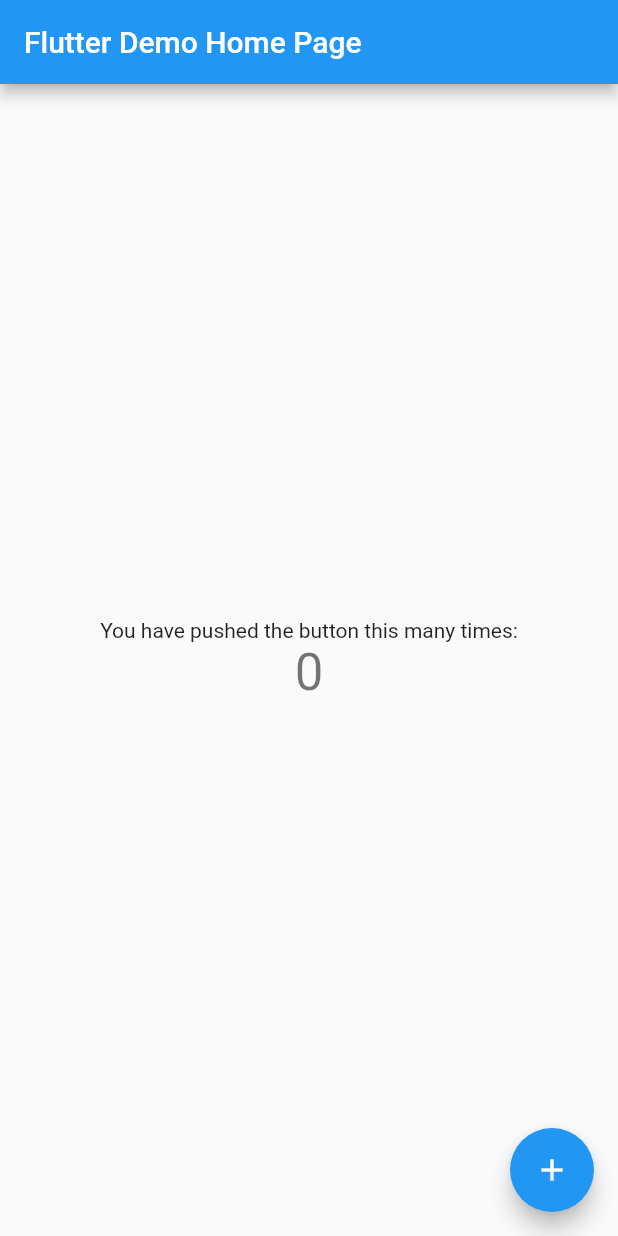
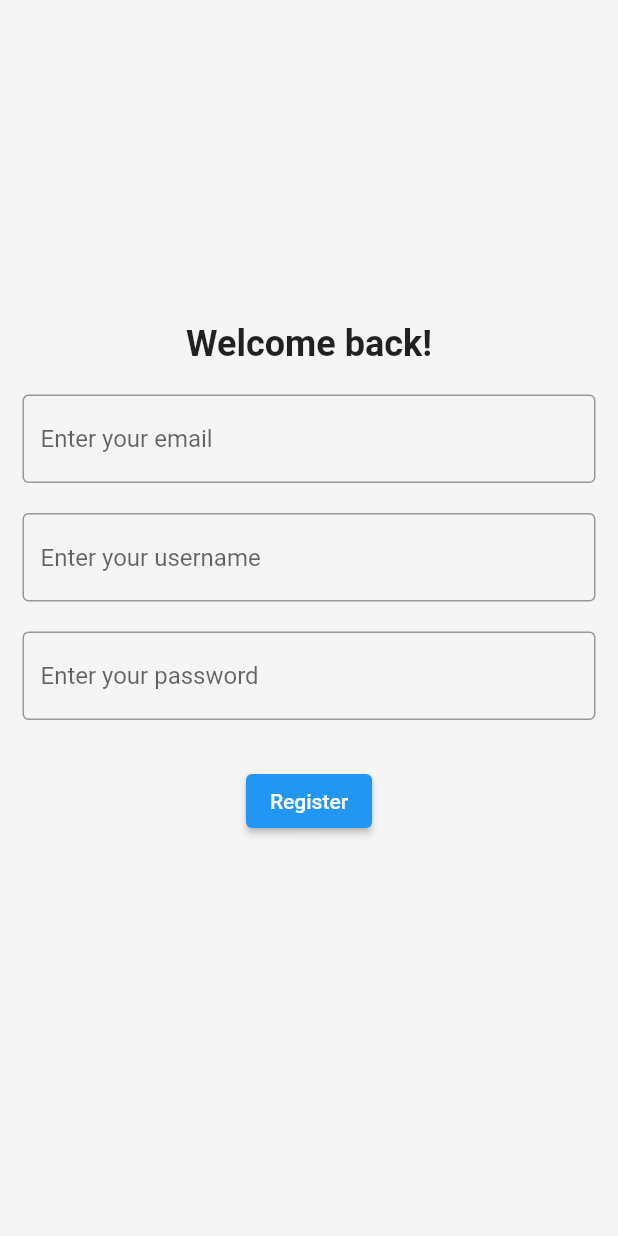
Before and after one commit to eliotfgn/blog_app, a Flutter app: the screen it shows after launch, on a phone screen of 412 x 824 dp. Run offline on Flutter 3.47's test engine with Material 2 defaults, Android fonts, the phone set to English and light mode, and no system bars.

Commit message:
register screen

```diff
--- a/lib/main.dart
+++ b/lib/main.dart
@@ -1,11 +1,12 @@
+import 'package:blog/screens/register_screen.dart';
 import 'package:flutter/material.dart';
 
 void main() {
-  runApp(const MyApp());
+  runApp(const App());
 }
 
-class MyApp extends StatelessWidget {
-  const MyApp({Key? key}) : super(key: key);
+class App extends StatelessWidget {
+  const App({Key? key}) : super(key: key);
 
   // This widget is the root of your application.
   @override
@@ -13,103 +14,9 @@ class MyApp extends StatelessWidget {
     return MaterialApp(
       title: 'Flutter Demo',
       theme: ThemeData(
-        // This is the theme of your application.
-        //
-        // Try running your application with "flutter run". You'll see the
-        // application has a blue toolbar. Then, without quitting the app, try
-        // changing the primarySwatch below to Colors.green and then invoke
-        // "hot reload" (press "r" in the console where you ran "flutter run",
-        // or simply save your changes to "hot reload" in a Flutter IDE).
-        // Notice that the counter didn't reset back to zero; the application
-        // is not restarted.
-        primarySwatch: Colors.blue,
+        scaffoldBackgroundColor: const Color(0xfff5f5f5),
       ),
-      home: const MyHomePage(title: 'Flutter Demo Home Page'),
+      home: RegisterScreen(),
     );
   }
 }
-
-class MyHomePage extends StatefulWidget {
-  const MyHomePage({Key? key, required this.title}) : super(key: key);
-
-  // This widget is the home page of your application. It is stateful, meaning
-  // that it has a State object (defined below) that contains fields that affect
-  // how it looks.
-
-  // This class is the configuration for the state. It holds the values (in this
-  // case the title) provided by the parent (in this case the App widget) and
-  // used by the build method of the State. Fields in a Widget subclass are
-  // always marked "final".
-
-  final String title;
-
-  @override
-  State<MyHomePage> createState() => _MyHomePageState();
-}
-
-class _MyHomePageState extends State<MyHomePage> {
-  int _counter = 0;
-
-  void _incrementCounter() {
-    setState(() {
-      // This call to setState tells the Flutter framework that something has
-      // changed in this State, which causes it to rerun the build method below
-      // so that the display can reflect the updated values. If we changed
-      // _counter without calling setState(), then the build method would not be
-      // called again, and so nothing would appear to happen.
-      _counter++;
-    });
-  }
-
-  @override
-  Widget build(BuildContext context) {
-    // This method is rerun every time setState is called, for instance as done
-    // by the _incrementCounter method above.
-    //
-    // The Flutter framework has been optimized to make rerunning build methods
-    // fast, so that you can just rebuild anything that needs updating rather
-    // than having to individually change instances of widgets.
-    return Scaffold(
-      appBar: AppBar(
-        // Here we take the value from the MyHomePage object that was created by
-        // the App.build method, and use it to set our appbar title.
-        title: Text(widget.title),
-      ),
-      body: Center(
-        // Center is a layout widget. It takes a single child and positions it
-        // in the middle of the parent.
-        child: Column(
-          // Column is also a layout widget. It takes a list of children and
-          // arranges them vertically. By default, it sizes itself to fit its
-          // children horizontally, and tries to be as tall as its parent.
-          //
-          // Invoke "debug painting" (press "p" in the console, choose the
-          // "Toggle Debug Paint" action from the Flutter Inspector in Android
-          // Studio, or the "Toggle Debug Paint" command in Visual Studio Code)
-          // to see the wireframe for each widget.
-          //
-          // Column has various properties to control how it sizes itself and
-          // how it positions its children. Here we use mainAxisAlignment to
-          // center the children vertically; the main axis here is the vertical
-          // axis because Columns are vertical (the cross axis would be
-          // horizontal).
-          mainAxisAlignment: MainAxisAlignment.center,
-          children: <Widget>[
-            const Text(
-              'You have pushed the button this many times:',
-            ),
-            Text(
-              '$_counter',
-              style: Theme.of(context).textTheme.headline4,
-            ),
-          ],
-        ),
-      ),
-      floatingActionButton: FloatingActionButton(
-        onPressed: _incrementCounter,
-        tooltip: 'Increment',
-        child: const Icon(Icons.add),
-      ), // This trailing comma makes auto-formatting nicer for build methods.
-    );
-  }
-}
--- /dev/null
+++ b/lib/screens/register_screen.dart
@@ -0,0 +1,101 @@
+import 'package:flutter/material.dart';
+
+class RegisterScreen extends StatefulWidget {
+  const RegisterScreen({Key? key}) : super(key: key);
+
+  @override
+  State<RegisterScreen> createState() => _RegisterScreenState();
+}
+
+class _RegisterScreenState extends State<RegisterScreen> {
+  final _formKey = GlobalKey<FormState>();
+  final _emailController = TextEditingController();
+  final _usernameController = TextEditingController();
+  final _passwordController = TextEditingController();
+
+  _register(String email, String username, String password) async {
+    // var data = await UserService.register(email, username, password);
+  }
+
+  @override
+  Widget build(BuildContext context) {
+    return SafeArea(
+      child: Scaffold(
+        backgroundColor: const Color(0xfff5f5f5),
+        body: Padding(
+          padding: const EdgeInsets.all(15),
+          child: Column(
+            children: [
+              const SizedBox(
+                height: 200,
+              ),
+              const Text(
+                "Welcome back!",
+                style: TextStyle(
+                  fontWeight: FontWeight.bold,
+                  fontSize: 24,
+                ),
+              ),
+              const SizedBox(
+                height: 20,
+              ),
+              Form(
+                child: Column(
+                  children: [
+                    TextFormField(
+                      controller: _emailController,
+                      decoration: const InputDecoration(
+                          hintText: "Enter your email",
+                          fillColor: Color(0xfff5f5f5),
+                          border: OutlineInputBorder(
+                            borderSide: BorderSide(color: Colors.white),
+                          )),
+                      keyboardType: TextInputType.text,
+                    ),
+                    const SizedBox(
+                      height: 20,
+                    ),
+                    TextFormField(
+                      controller: _usernameController,
+                      decoration: const InputDecoration(
+                          hintText: "Enter your username",
+                          fillColor: Color(0xfff5f5f5),
+                          border: OutlineInputBorder(
+                            borderSide: BorderSide(color: Colors.white),
+                          )),
+                      keyboardType: TextInputType.emailAddress,
+                    ),
+                    const SizedBox(
+                      height: 20,
+                    ),
+                    TextFormField(
+                      controller: _passwordController,
+                      decoration: const InputDecoration(
+                          hintText: "Enter your password",
+                          fillColor: Color(0xfff5f5f5),
+                          border: OutlineInputBorder(
+                            borderSide: BorderSide(color: Colors.white),
+                          )),
+                      keyboardType: TextInputType.emailAddress,
+                    ),
+                  ],
+                ),
+              ),
+              const SizedBox(height: 30),
+              ElevatedButton(
+                onPressed: () {
+                  _register(
+                    _emailController.text,
+                    _usernameController.text,
+                    _passwordController.text,
+                  );
+                },
+                child: const Text("Register"),
+              )
+            ],
+          ),
+        ),
+      ),
+    );
+  }
+}
```
Also changed, not shown: 1 other file.
